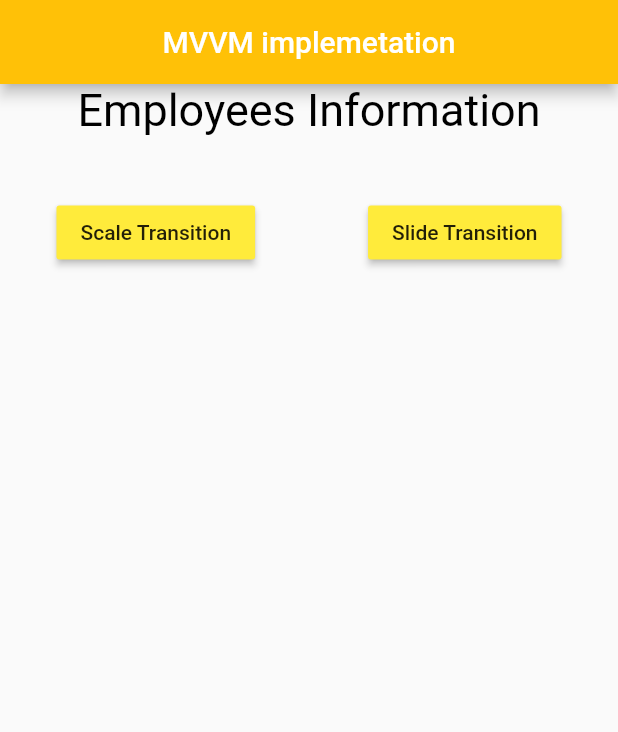
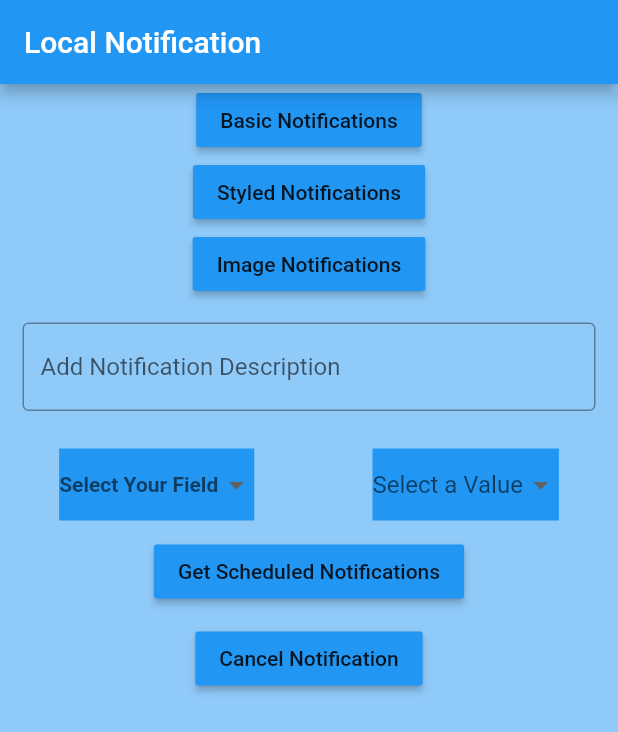
Before and after one commit to sawantmohit25/Practice_concepts, a Flutter app: the screen it shows after launch, on a phone screen of 412 x 824 dp. Shown: the top 732 px of the screen. Run offline on Flutter 3.47's test engine with Material 2 defaults, Android fonts, the phone set to English and light mode, and no system bars; our stand-ins replace cloud_firestore, device_preview, dio, firebase_auth, flutter_local_notifications, flutter_mobx and 9 more; accounts and stored records are empty; generated files the repository leaves out were written again.

Commit message:
Local Notifications Implemented

```diff
--- /dev/null
+++ b/lib/local_notifications/local_notification.dart
@@ -0,0 +1,212 @@
+import 'package:flutter/material.dart';
+import 'package:flutter_local_notifications/flutter_local_notifications.dart';
+import 'package:fluttertoast/fluttertoast.dart';
+import 'package:timezone/data/latest.dart' as tz;
+import 'package:timezone/timezone.dart' as tz;
+
+//Changes need to be done in AndroidManifest.xml prior to this code implementation.
+
+class LocalNotification extends StatefulWidget {
+  @override
+  _LocalNotificationState createState() => _LocalNotificationState();
+}
+
+class _LocalNotificationState extends State<LocalNotification> {
+  String selectedParam;
+  int _val;
+  String task;
+  FlutterLocalNotificationsPlugin flutterNotification;
+
+  @override
+  void initState() {
+    tz.initializeTimeZones();
+    var androidInitialize=AndroidInitializationSettings('splashscreensembast');
+    var iosInitialize=IOSInitializationSettings();
+    var initializationSettings=InitializationSettings(android:androidInitialize,iOS: iosInitialize);
+    flutterNotification=FlutterLocalNotificationsPlugin();
+    flutterNotification.initialize(initializationSettings,onSelectNotification:notificationSelected);
+    // TODO: implement initState
+    super.initState();
+  }
+  @override
+  Widget build(BuildContext context) {
+    return Scaffold(
+      appBar:AppBar(
+        title:Text('Local Notification'),
+      ),
+      backgroundColor:Colors.blue[200],
+      body:SingleChildScrollView(
+        child: Container(
+          child:Center(
+            child: Column(
+              mainAxisAlignment: MainAxisAlignment.center,
+              children: [
+                RaisedButton(
+                  color:Colors.blue,
+                  onPressed:showNotification,
+                  child: Text('Basic Notifications'),
+                ),
+                RaisedButton(
+                  color:Colors.blue,
+                  onPressed:stylishNotification,
+                  child: Text('Styled Notifications'),
+                ),
+                RaisedButton(
+                  color:Colors.blue,
+                  onPressed:imageNotification,
+                  child: Text('Image Notifications'),
+                ),
+                Padding(
+                  padding: EdgeInsets.all(15.0),
+                  child: TextField(
+                    decoration: InputDecoration(hintText:'Add Notification Description',border:OutlineInputBorder()),
+                    onChanged:(val){
+                      setState(() {
+                        task=val;
+                      });
+                    },
+                  ),
+                ),
+                SizedBox(height: 10),
+                Row(
+                  mainAxisAlignment:MainAxisAlignment.spaceAround,
+                  children: [
+                    Container(
+                      color:Colors.blue,
+                      child: DropdownButton(underline:SizedBox(),dropdownColor:Colors.white,value:selectedParam,items:[
+                        DropdownMenuItem(child:Text('Seconds',style:TextStyle(color:Colors.black),),value: 'Seconds',),
+                        DropdownMenuItem(child:Text('Minutes',style:TextStyle(color:Colors.black),),value: 'Minutes',),
+                        DropdownMenuItem(child:Text('Hour',style:TextStyle(color:Colors.black),),value: 'Hour',)
+
+                      ], onChanged:(val){
+                        setState(() {
+                          selectedParam=val;
+                        });
+                      },hint:Text('Select Your Field'),style:TextStyle(fontWeight:FontWeight.bold),),
+                    ),
+                    Container(
+                      color:Colors.blue,
+                      child: DropdownButton<int>(underline:SizedBox(),hint:Text('Select a Value'),value:_val,items:[
+                        DropdownMenuItem<int>(child:Text('1'),value: 1,),
+                        DropdownMenuItem<int>(child:Text('2'),value: 2,),
+                        DropdownMenuItem<int>(child:Text('3'),value: 3,),
+                        DropdownMenuItem<int>(child:Text('4'),value: 4,),
+                        DropdownMenuItem<int>(child:Text('5'),value: 5,),
+                      ], onChanged:(val){
+                        setState(() {
+                          _val=val;
+                        });
+                      }),
+                    )
+                  ],
+                ),
+                SizedBox(height: 10),
+                RaisedButton(
+                  color:Colors.blue,
+                  onPressed:scheduleNotification,
+                  child: Text('Get Scheduled Notifications'),
+                ),
+                SizedBox(height: 10),
+                RaisedButton(
+                  color:Colors.blue,
+                  onPressed:cancelNotification,
+                  child: Text('Cancel Notification'),
+                ),
+              ],
+            ),
+          )
+        ),
+      ),
+    );
+  }
+  Future notificationSelected(String payload) async{
+    showDialog(context:context,builder:(context)=>AlertDialog(content:Text('Demo Notification ${payload}'),));
+  }
+
+  Future showNotification() async{
+    var androidDetails=AndroidNotificationDetails("id","Demo test","Testing Notifications",importance:Importance.max,priority:Priority.high);
+    var iosDetails=IOSNotificationDetails();
+    var notificationDetails=NotificationDetails(android:androidDetails,iOS: iosDetails);
+    await flutterNotification.show(0,'Demo instant Notification','You Created a Notfication', notificationDetails,payload:"Clicked");
+    Fluttertoast.showToast(
+        msg:'Basic Notification Sent',
+        toastLength: Toast.LENGTH_SHORT,
+        gravity: ToastGravity.BOTTOM,
+        backgroundColor: Colors.white,
+        textColor: Colors.blue
+    );
+  }
+
+  Future stylishNotification() async{
+    var androidDetails=AndroidNotificationDetails("id","Demo test","Testing Notifications",importance:Importance.max,priority:Priority.high,color:Colors.blue,
+    enableLights:true,
+      enableVibration: true,
+      largeIcon:DrawableResourceAndroidBitmap("push_notification_1"),
+      styleInformation:MediaStyleInformation(htmlFormatContent: true,htmlFormatTitle: true),
+    );
+    var iosDetails=IOSNotificationDetails();
+    var notificationDetails=NotificationDetails(android:androidDetails,iOS: iosDetails);
+    await flutterNotification.show(0,'Demo instant Notification','You Created a Notfication', notificationDetails,payload:"Clicked");
+    Fluttertoast.showToast(
+        msg:'Styled Notification Sent',
+        toastLength: Toast.LENGTH_SHORT,
+        gravity: ToastGravity.BOTTOM,
+        backgroundColor: Colors.white,
+        textColor: Colors.blue
+    );
+  }
+
+  Future scheduleNotification() {
+    var scheduledTime;
+    var androidDetails=AndroidNotificationDetails("id","Demo test","Testing Notifications",showWhen:false,importance:Importance.high,enableLights:true,
+        enableVibration: true,
+        largeIcon:DrawableResourceAndroidBitmap("push_notification_1"),
+        styleInformation:MediaStyleInformation(htmlFormatContent: true,htmlFormatTitle: true));
+    var iosDetails=IOSNotificationDetails();
+    var notificationDetails=NotificationDetails(android:androidDetails,iOS: iosDetails);
+    if(selectedParam=='Hour'){
+      scheduledTime=tz.TZDateTime.now(tz.local).add(Duration(hours:_val));
+    }
+    else if(selectedParam=='Seconds'){
+      scheduledTime=tz.TZDateTime.now(tz.local).add(Duration(seconds:_val));
+    }
+    else{
+      scheduledTime=tz.TZDateTime.now(tz.local).add(Duration(minutes:_val));
+    }
+
+    flutterNotification.zonedSchedule(1,task, 'Testing Notifications', scheduledTime,notificationDetails,androidAllowWhileIdle:true,uiLocalNotificationDateInterpretation:UILocalNotificationDateInterpretation.absoluteTime);
+    Fluttertoast.showToast(
+        msg:'Scheduled Notification Sent',
+        toastLength: Toast.LENGTH_SHORT,
+        gravity: ToastGravity.BOTTOM,
+        backgroundColor: Colors.white,
+        textColor: Colors.blue
+    );
+  }
+
+  Future cancelNotification()async{
+    await flutterNotification.cancelAll();
+    Fluttertoast.showToast(
+        msg:'Notification Canceled',
+        toastLength: Toast.LENGTH_SHORT,
+        gravity: ToastGravity.BOTTOM,
+        backgroundColor: Colors.white,
+        textColor: Colors.blue
+    );
+  }
+
+  Future imageNotification()async{
+    var bigImage=BigPictureStyleInformation(DrawableResourceAndroidBitmap("push_notification_1"),largeIcon:DrawableResourceAndroidBitmap("push_notification_1"),contentTitle:"Demo Image Notification",summaryText:"Test Notification",htmlFormatTitle: true,htmlFormatContentTitle: true);
+    var androidDetails=AndroidNotificationDetails("id","Demo test","Testing Notifications",importance:Importance.max,priority:Priority.high,styleInformation:bigImage);
+    var iosDetails=IOSNotificationDetails();
+    var notificationDetails=NotificationDetails(android:androidDetails,iOS: iosDetails);
+    await flutterNotification.show(0,'Demo instant Notification','You Created a Notfication', notificationDetails,payload:"Clicked");
+    Fluttertoast.showToast(
+        msg:'Image Notification Sent',
+        toastLength: Toast.LENGTH_SHORT,
+        gravity: ToastGravity.BOTTOM,
+        backgroundColor: Colors.white,
+        textColor: Colors.blue
+    );
+  }
+}
--- a/lib/main.dart
+++ b/lib/main.dart
@@ -5,6 +5,7 @@ import 'package:scoped_model/scoped_model.dart';
 import 'package:sembast_app/firebase_model/user_model.dart';
 import 'package:sembast_app/firebase_screens/Wrapper.dart';
 import 'package:sembast_app/firebase_service/authentication.dart';
+import 'package:sembast_app/local_notifications/local_notification.dart';
 import 'package:sembast_app/mvvm_implementation/employee_list.dart';
 import 'package:sembast_app/mvvm_implementation/employee_viewmodel.dart';
 import 'package:sembast_app/permission_screen.dart';
@@ -30,20 +31,26 @@ class MyApp extends StatelessWidget {
     //   home: EmployeeDetails(),
     //   debugShowCheckedModeBanner: false,
     // ));
-    return MultiProvider(
-      providers: [
-        ChangeNotifierProvider<ProviderResponse>(
-          create: (context) => ProviderResponse(),
-        ),
-        ChangeNotifierProvider<EmployeeListViewModel>.value(
-          // create: (context) => EmployeeListViewModel(),
-          value:EmployeeListViewModel(),
-        )
-      ],child:MaterialApp(
-      builder: DevicePreview.appBuilder,
-      home:EmployeeList(),
+
+    // return MultiProvider(
+    //   providers: [
+    //     ChangeNotifierProvider<ProviderResponse>(
+    //       create: (context) => ProviderResponse(),
+    //     ),
+    //     ChangeNotifierProvider<EmployeeListViewModel>.value(
+    //       // create: (context) => EmployeeListViewModel(),
+    //       value:EmployeeListViewModel(),
+    //     )
+    //   ],child:MaterialApp(
+    //   builder: DevicePreview.appBuilder,
+    //   home:EmployeeList(),
+    //   debugShowCheckedModeBanner: false,
+    // ),);
+    return MaterialApp(
+      builder:DevicePreview.appBuilder,
+      home:LocalNotification(),
       debugShowCheckedModeBanner: false,
-    ),);
+    );
     // return StreamProvider<User>.value(value:AuthenticationService().user,
     //   child: MaterialApp(
     //     builder: DevicePreview.appBuilder, // Add the builder here
@@ -51,6 +58,7 @@ class MyApp extends StatelessWidget {
     //     debugShowCheckedModeBanner: false,
     //   ),
     // );
+
     // void main() => runApp(
   // DevicePreview(
   //   builder: (context) => MyApp(), // Wrap your app
--- a/pubspec.yaml
+++ b/pubspec.yaml
@@ -42,6 +42,7 @@ dependencies:
   cloud_firestore: ^0.12.9+4
   flutter_spinkit: ^4.1.2+1
   flutter_slidable: ^0.5.7
+  flutter_local_notifications: ^4.0.1+2
 
 
 
```
Also changed, not shown: lib/studentsscreen.dart (+7 -7 lines), pubspec.lock, 2 other files.
